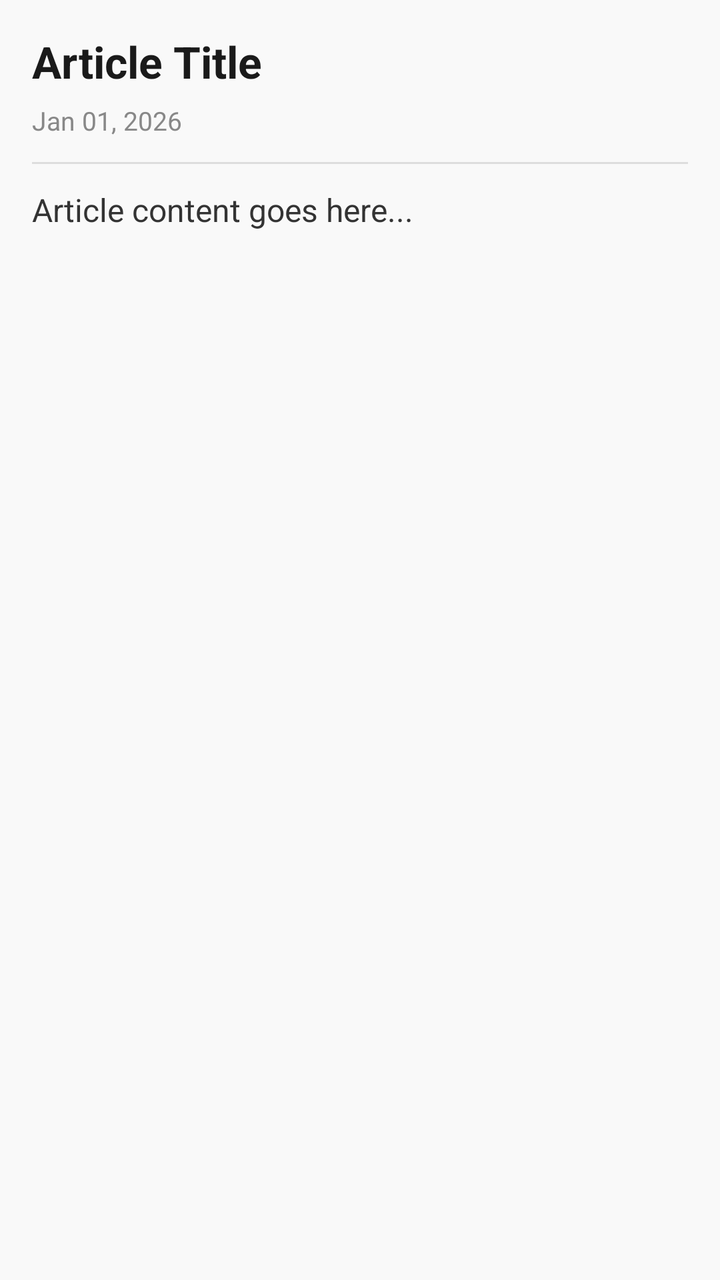
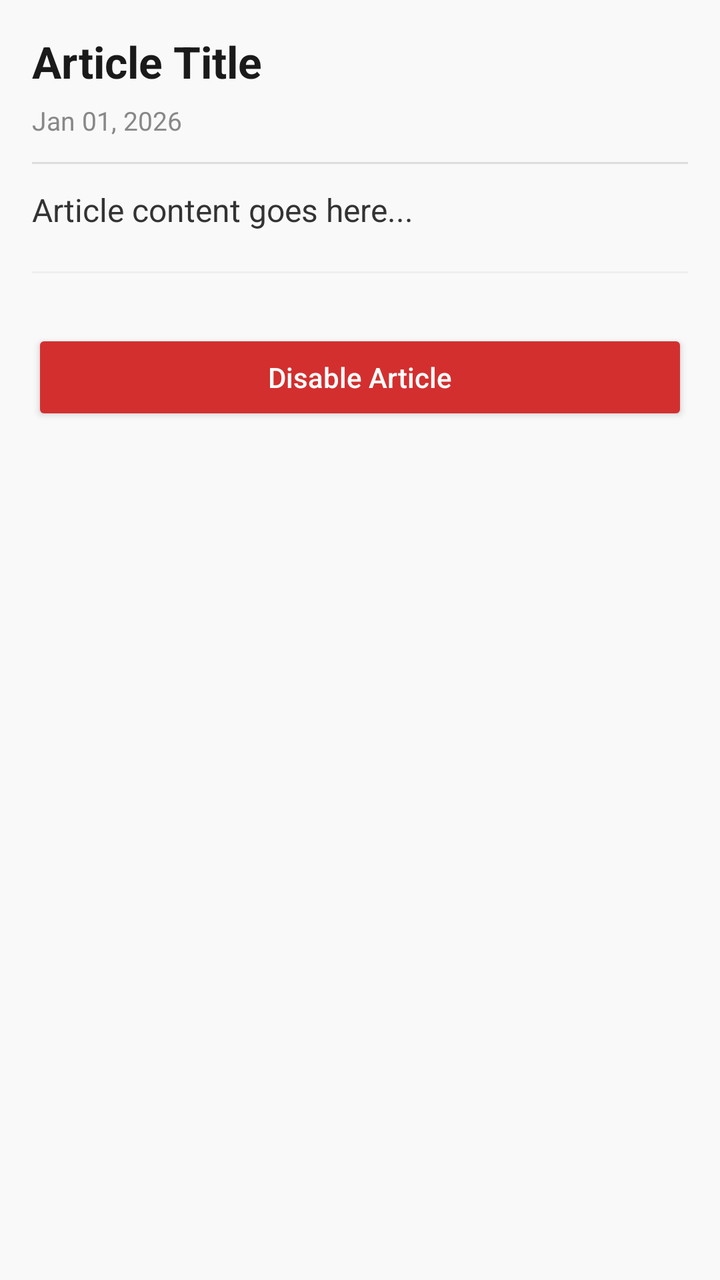

Screens rendered from an Android XML layout before and after an edit, with the pre-edit source and the edit as a unified diff.
<!-- AndroidManifest.xml: application theme AppTheme -->
<!-- res/layout/activity_article_details.xml -->
<?xml version="1.0" encoding="utf-8"?>
<ScrollView xmlns:android="http://schemas.android.com/apk/res/android"
    xmlns:tools="http://schemas.android.com/tools"
    android:layout_width="match_parent"
    android:layout_height="match_parent"
    android:background="#F9F9F9"
    tools:context=".Applicants.ArticleDetails">

    <LinearLayout
        android:layout_width="match_parent"
        android:layout_height="wrap_content"
        android:orientation="vertical"
        android:padding="16dp">

        
        <TextView
            android:id="@+id/tvTitle"
            android:layout_width="match_parent"
            android:layout_height="wrap_content"
            android:text="Article Title"
            android:textSize="22sp"
            android:textStyle="bold"
            android:textColor="#1A1A1A"
            android:lineSpacingExtra="4dp" />

        
        <TextView
            android:id="@+id/tvDate"
            android:layout_width="wrap_content"
            android:layout_height="wrap_content"
            android:text="Jan 01, 2026"
            android:textSize="13sp"
            android:textColor="#888888"
            android:layout_marginTop="6dp" />

        
        <View
            android:layout_width="match_parent"
            android:layout_height="1dp"
            android:background="#DDDDDD"
            android:layout_marginVertical="12dp" />

        
        <TextView
            android:id="@+id/tvContent"
            android:layout_width="match_parent"
            android:layout_height="wrap_content"
            android:text="Article content goes here..."
            android:textSize="16sp"
            android:textColor="#333333"
            android:lineSpacingExtra="6dp" />

    </LinearLayout>

</ScrollView>
<!-- resources referenced by this layout -->
<resources>
  <style name="AppTheme" parent="Theme.AppCompat.Light.DarkActionBar">
          
          <item name="colorPrimary">@color/colorPrimary</item>
          <item name="colorPrimaryDark">@color/colorPrimaryDark</item>
          <item name="colorAccent">@color/colorAccent</item>
      </style>
  <color name="colorPrimary">#0092DF</color>
  <color name="colorPrimaryDark">#0092DF</color>
  <color name="colorAccent">#A6009A</color>
</resources>

<!-- the commit's change to res/layout/activity_article_details.xml (unified diff, before → after) -->
@@ -48,7 +48,26 @@
             android:text="Article content goes here..."
             android:textSize="16sp"
             android:textColor="#333333"
-            android:lineSpacingExtra="6dp" />
+            android:lineSpacingExtra="6dp"
+            android:textIsSelectable="true" />
+
+        
+        <View
+            android:layout_width="match_parent"
+            android:layout_height="1dp"
+            android:background="#EEEEEE"
+            android:layout_marginVertical="20dp" />
+
+        
+        <Button
+            android:id="@+id/btnDisableArticle"
+            android:layout_width="match_parent"
+            android:layout_height="48dp"
+            android:text="Disable Article"
+            android:textAllCaps="false"
+            android:textColor="@android:color/white"
+            android:backgroundTint="#D32F2F"
+            android:layout_marginTop="8dp" />
 
     </LinearLayout>
 
